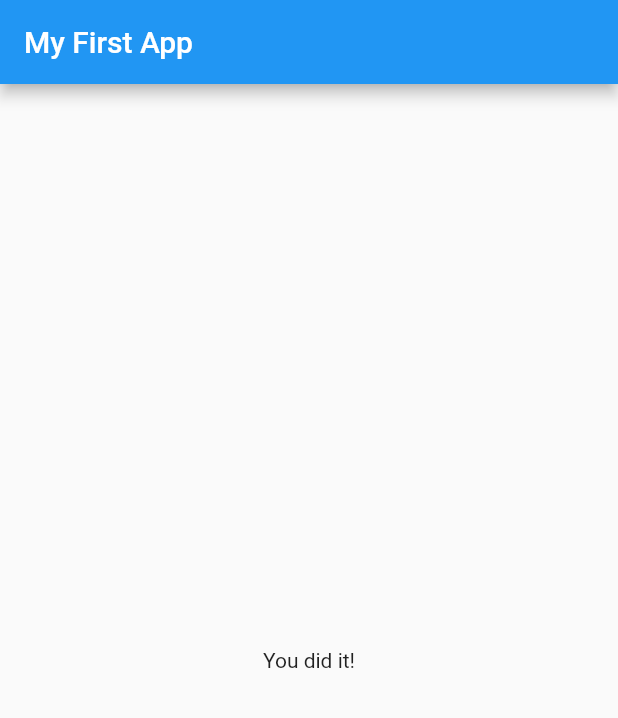
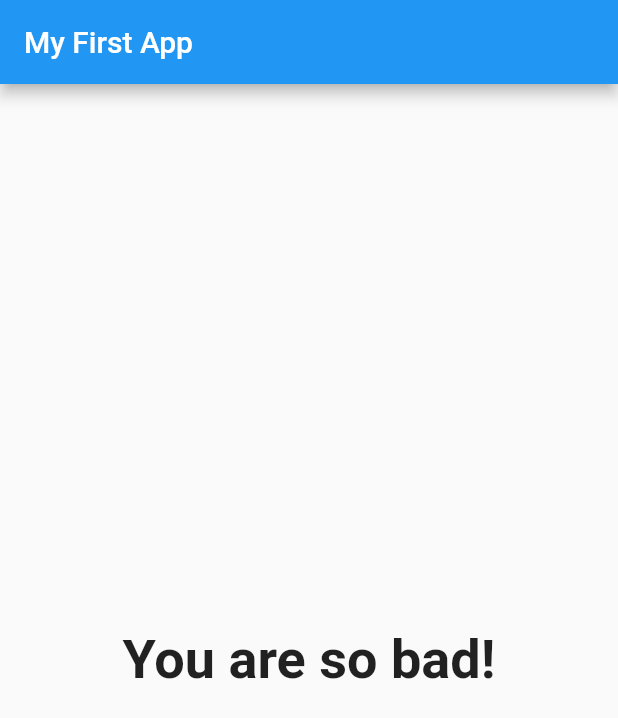
Before and after one commit to ixsho/simple_question, a Flutter app: the screen it shows after launch, after a tap on "Black", after a tap on "Snake", after a tap on "Tennis", on a phone screen of 412 x 824 dp. Shown: the top 718 px of the screen. Run offline on Flutter 3.47's test engine with Material 2 defaults, Android fonts, the phone set to English and light mode, and no system bars.

Commit message:
Add: scoring function

```diff
--- a/lib/main.dart
+++ b/lib/main.dart
@@ -19,20 +19,37 @@ class _MyAppState extends State<MyApp> {
   final _questions = const [
     {
       'questionText': 'What\'s your favorite color?',
-      'answers': ['Black', 'Red', 'Green', 'White'],
+      'answers': [
+        {'text': 'Black', 'score': 10},
+        {'text': 'Red', 'score': 5},
+        {'text': 'Green', 'score': 1},
+        {'text': 'White', 'score': 7}
+      ],
     },
     {
       'questionText': 'What\'s your favorite animal?',
-      'answers': ['Rabbit', 'Snake', 'Elephant', 'Lion'],
+      'answers': [
+        {'text': 'Rabbit', 'score': 4},
+        {'text': 'Snake', 'score': 5},
+        {'text': 'Elephant', 'score': 13},
+        {'text': 'Lion', 'score': 13},
+      ],
     },
     {
       'questionText': 'What\'s your favorite sports?',
-      'answers': ['Baseball', 'Soccer', 'Tennis', 'Rugby'],
+      'answers': [
+        {'text': 'Baseball', 'score': 1},
+        {'text': 'Soccer', 'score': 6},
+        {'text': 'Tennis', 'score': 8},
+        {'text': 'Rugby', 'score': 16}
+      ],
     },
   ];
   var _questionIndex = 0;
+  var _totalScore = 0;
 
-  void _answerQuestion() {
+  void _answerQuestion(int score) {
+    _totalScore += score;
     setState(() {
       _questionIndex = _questionIndex + 1;
     });
@@ -57,7 +74,7 @@ class _MyAppState extends State<MyApp> {
                 questionIndex: _questionIndex,
                 questions: _questions,
               )
-            : Result(),
+            : Result(_totalScore),
       ),
     );
   }
--- a/lib/quiz.dart
+++ b/lib/quiz.dart
@@ -20,8 +20,9 @@ class Quiz extends StatelessWidget {
         Question(
           questions[questionIndex]['questionText'],
         ),
-        ...(questions[questionIndex]['answers'] as List<String>).map((answer) {
-          return Answer(answerQuestion, answer);
+        ...(questions[questionIndex]['answers'] as List<Map<String, Object>>)
+            .map((answer) {
+          return Answer(() => answerQuestion(answer['score']), answer['text']);
         }).toList()
       ],
     );
--- a/lib/result.dart
+++ b/lib/result.dart
@@ -1,10 +1,30 @@
 import 'package:flutter/material.dart';
 
 class Result extends StatelessWidget {
+  final int resultScore;
+
+  Result(this.resultScore);
+  String get resultPhrase {
+    String resultText = 'You did it!';
+    if (resultScore <= 8) {
+      resultText = 'You are awesome and innocent!';
+    } else if (resultScore <= 12) {
+      resultText = 'pretty likeble!';
+    } else if (resultScore <= 16) {
+      resultText = 'You are ... strange?!';
+    } else {
+      resultText = 'You are so bad!';
+    }
+    return resultText;
+  }
+
   @override
   Widget build(BuildContext context) {
     return Center(
-      child: Text('You did it!'),
+      child: Text(
+        resultPhrase,
+        style: TextStyle(fontSize: 36, fontWeight: FontWeight.bold),
+      ),
     );
   }
 }
```
